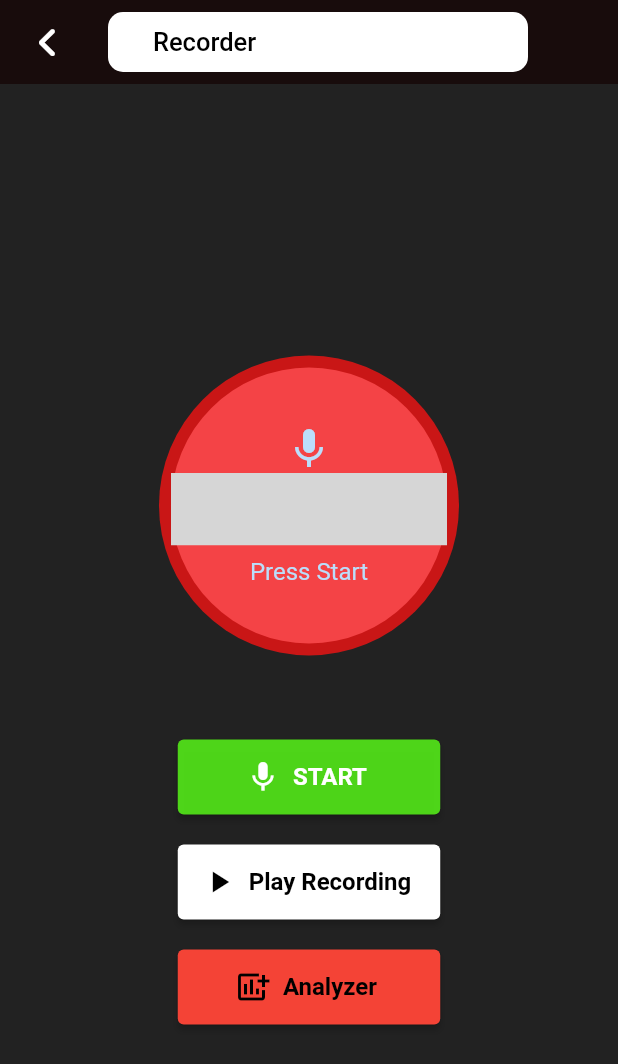
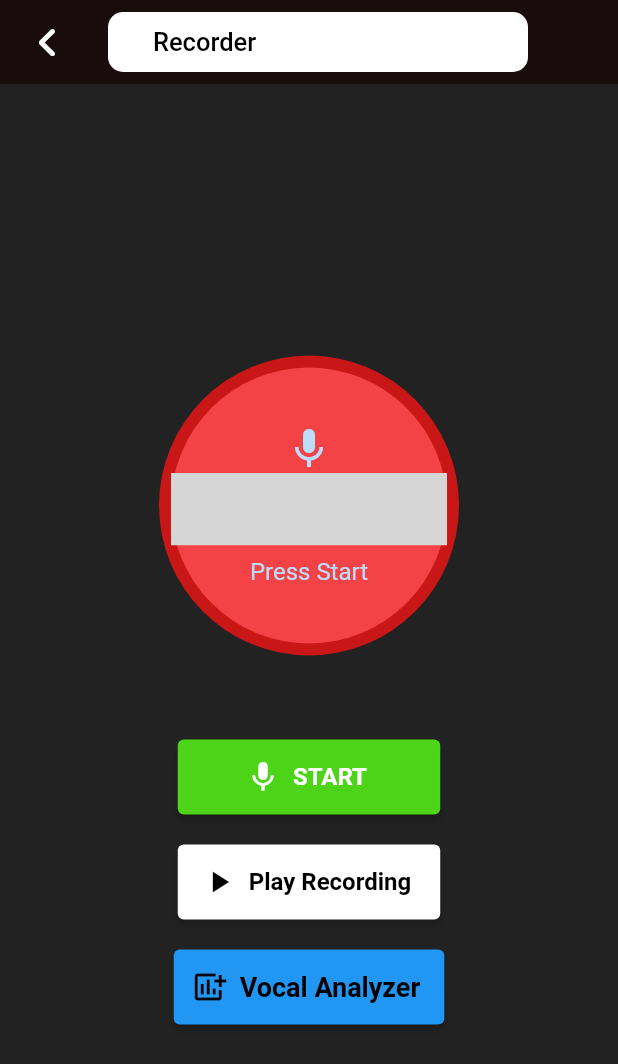
Before and after one commit to rajugrj510/Vocal-App, a Flutter app: the MainPage screen opened directly, on a phone screen of 412 x 824 dp. Shown: the top 1064 px of the screen. Run offline on Flutter 3.47's test engine with Material 2 defaults, Android fonts, the phone set to English and light mode, and no system bars; drawn by our look-alikes of avatar_glow; our stand-ins replace another_flushbar, audioplayers, cloud_firestore, firebase_auth, firebase_core, flutter_svg and 5 more; missing offline and left inert: dart:ffi, flutter_midi, syncfusion_flutter_core, tonic; accounts and stored records are empty; grey boxes are pictures that could not be loaded.

Commit message:
updated UI design for Analyzer

```diff
--- a/lib/audio-recorder-main.dart
+++ b/lib/audio-recorder-main.dart
@@ -208,13 +208,13 @@ Widget BuildAnalyzer(){
 
     return ElevatedButton.icon(style: ElevatedButton.styleFrom(
       minimumSize: Size(175, 50),
-      primary: Colors.red,
+      primary: Colors.blue,
       onPrimary: Colors.black,
     ),
         icon:Icon(Icons.add_chart),
         label: Text(
-          "Analyzer",
-          style: TextStyle(fontSize: 16, fontWeight: FontWeight.bold),
+          "Vocal Analyzer",
+          style: TextStyle(fontSize: 18, fontWeight: FontWeight.bold),
         ),
         onPressed:() => Navigator.push(context,
         MaterialPageRoute(builder: (context) => Vocal_Analyzer())),
```
